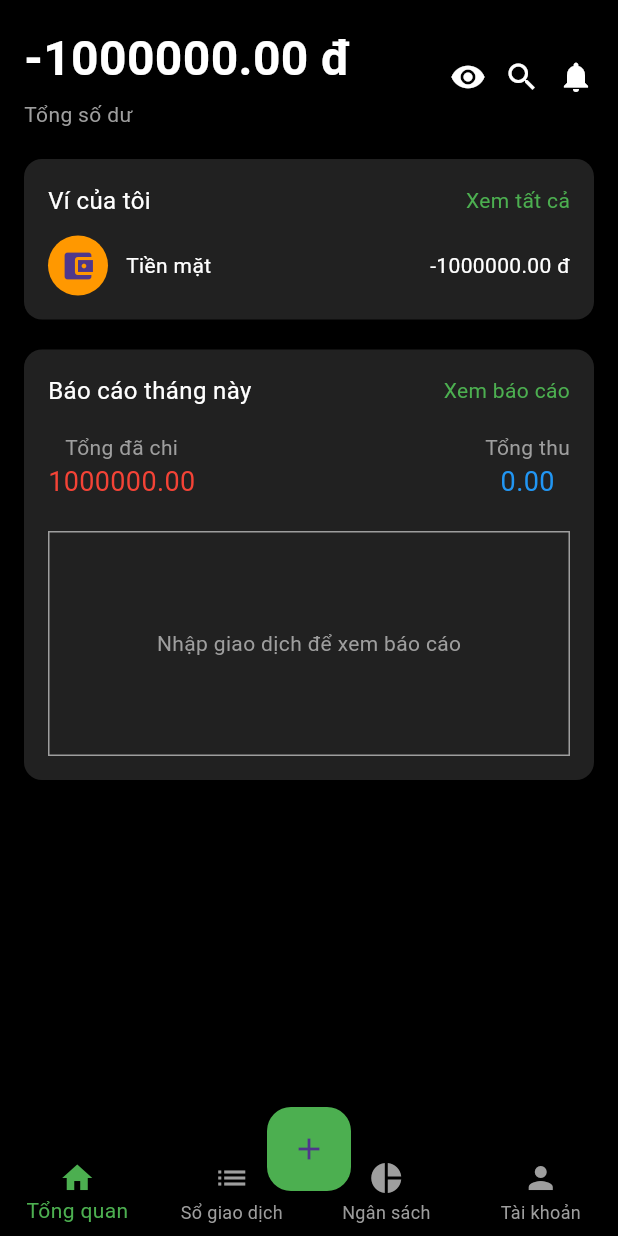
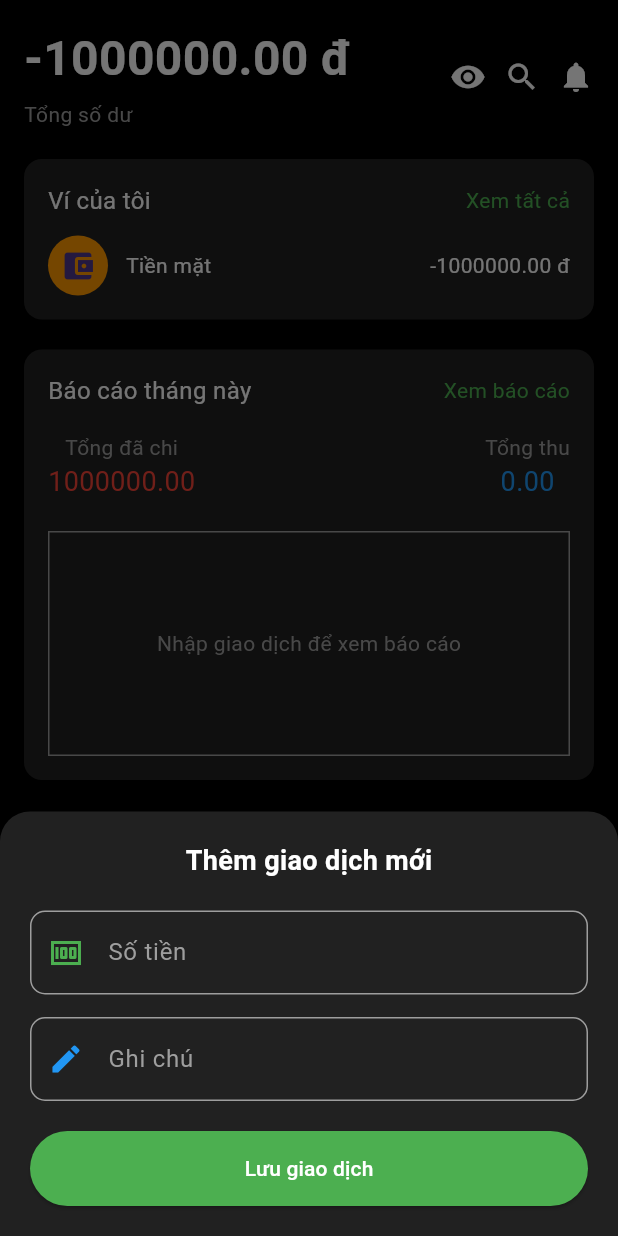
Before and after one commit to iathinh123/DoAnLTDD, a Flutter app: the HomeScreen screen opened directly, after a tap on the "add" icon, on a phone screen of 412 x 824 dp. Run offline on Flutter 3.47's test engine with Material 3 defaults, Android fonts, the phone set to English and light mode, and no system bars; our stand-ins replace firebase_auth, firebase_core, google_sign_in, shared_preferences; accounts and stored records are empty.

Commit message:
Hoan thien giao dien trang Tai khoan va Ngan sach

```diff
--- /dev/null
+++ b/lib/Controllers/budget_controller.dart
@@ -0,0 +1,12 @@
+import 'package:flutter/material.dart';
+import '../Models/budget_model.dart';
+
+class BudgetController extends ChangeNotifier {
+  // Danh sách dữ liệu mẫu
+  List<Budget> budgets = [
+    Budget(title: "Ăn uống", limit: 5000000, spent: 1200000, icon: Icons.fastfood, color: Colors.orange),
+    Budget(title: "Di chuyển", limit: 1000000, spent: 800000, icon: Icons.directions_car, color: Colors.blue),
+  ];
+
+// Sau này bạn sẽ thêm các hàm addBudget, deleteBudget ở đây
+}
--- /dev/null
+++ b/lib/Views/account_screen.dart
@@ -0,0 +1,189 @@
+import 'package:flutter/material.dart';
+import 'package:firebase_auth/firebase_auth.dart';
+import 'currency_screen.dart';
+
+class AccountScreen extends StatelessWidget {
+  const AccountScreen({super.key});
+
+  @override
+  Widget build(BuildContext context) {
+    final user = FirebaseAuth.instance.currentUser;
+
+    return Scaffold(
+      backgroundColor: Colors.black,
+      body: CustomScrollView(
+        slivers: [
+          // AppBar dạng hiệu ứng kéo giãn
+          SliverAppBar(
+            expandedHeight: 120,
+            backgroundColor: Colors.black,
+            flexibleSpace: FlexibleSpaceBar(
+              title: const Text("Tài khoản",
+                  style: TextStyle(color: Colors.white, fontWeight: FontWeight.bold, fontSize: 20)),
+              centerTitle: true,
+            ),
+          ),
+
+          SliverToBoxAdapter(
+            child: Column(
+              children: [
+                // --- CARD THÔNG TIN CÁ NHÂN ---
+                _buildProfileCard(user),
+
+                const SizedBox(height: 25),
+
+                // --- NHÓM CÀI ĐẶT 1: HỆ THỐNG ---
+                _buildSectionHeader("Cài đặt ứng dụng"),
+                _buildSettingsGroup([
+                  _buildSettingTile(
+                      icon: Icons.language,
+                      title: "Ngôn ngữ",
+                      trailing: "Tiếng Việt",
+                      color: Colors.blueAccent,
+                      onTap: () {}
+                  ),
+                  _buildSettingTile(
+                      icon: Icons.currency_exchange,
+                      title: "Tiền tệ",
+                      trailing: "VND",
+                      color: Colors.orangeAccent,
+                      onTap: () {
+                        Navigator.push(context, MaterialPageRoute(builder: (context) => CurrencyScreen()));
+                      }
+                  ),
+                ]),
+
+                const SizedBox(height: 20),
+
+                // --- NHÓM CÀI ĐẶT 2: BẢO MẬT & HỖ TRỢ ---
+                _buildSectionHeader("Hỗ trợ & Bảo mật"),
+                _buildSettingsGroup([
+                  _buildSettingTile(
+                      icon: Icons.lock_person_outlined,
+                      title: "Bảo mật tài khoản",
+                      color: Colors.greenAccent,
+                      onTap: () {}
+                  ),
+                  _buildSettingTile(
+                      icon: Icons.help_outline_rounded,
+                      title: "Trung tâm trợ giúp",
+                      color: Colors.purpleAccent,
+                      onTap: () {}
+                  ),
+                  _buildSettingTile(
+                      icon: Icons.info_outline,
+                      title: "Phiên bản",
+                      trailing: "2.4.1",
+                      color: Colors.grey,
+                      onTap: () {}
+                  ),
+                ]),
+
+                const SizedBox(height: 35),
+
+                // --- NÚT ĐĂNG XUẤT ---
+                _buildLogoutButton(context),
+
+                const SizedBox(height: 50),
+              ],
+            ),
+          )
+        ],
+      ),
+    );
+  }
+
+  // Widget hiển thị thông tin User theo dạng Card
+  Widget _buildProfileCard(User? user) {
+    return Container(
+      margin: const EdgeInsets.symmetric(horizontal: 20),
+      padding: const EdgeInsets.all(20),
+      decoration: BoxDecoration(
+        gradient: LinearGradient(
+          colors: [Colors.grey[900]!, Colors.black],
+          begin: Alignment.topLeft,
+          end: Alignment.bottomRight,
+        ),
+        borderRadius: BorderRadius.circular(20),
+        border: Border.all(color: Colors.white10),
+        boxShadow: [BoxShadow(color: Colors.green.withOpacity(0.05), blurRadius: 10, spreadRadius: 5)],
+      ),
+      child: Row(
+        children: [
+          CircleAvatar(
+            radius: 35,
+            backgroundColor: Colors.green.withOpacity(0.2),
+            child: const Icon(Icons.person, size: 40, color: Colors.green),
+          ),
+          const SizedBox(width: 20),
+          Expanded(
+            child: Column(
+              crossAxisAlignment: CrossAxisAlignment.start,
+              children: [
+                Text(user?.displayName ?? "Chưa đặt tên",
+                    style: const TextStyle(color: Colors.white, fontSize: 18, fontWeight: FontWeight.bold)),
+                const SizedBox(height: 5),
+                Text(user?.email ?? "No Email",
+                    style: TextStyle(color: Colors.grey[400], fontSize: 13)),
+              ],
+            ),
+          ),
+          const Icon(Icons.verified_user, color: Colors.blue, size: 20),
+        ],
+      ),
+    );
+  }
+
+  // Widget tiêu đề nhóm
+  Widget _buildSectionHeader(String title) {
+    return Container(
+      width: double.infinity,
+      padding: const EdgeInsets.only(left: 25, bottom: 10),
+      child: Text(title, style: const TextStyle(color: Colors.green, fontSize: 14, fontWeight: FontWeight.w600)),
+    );
+  }
+
+  // Widget gom nhóm các nút cài đặt
+  Widget _buildSettingsGroup(List<Widget> tiles) {
+    return Container(
+      margin: const EdgeInsets.symmetric(horizontal: 20),
+      decoration: BoxDecoration(
+        color: const Color(0xFF1A1A1A),
+        borderRadius: BorderRadius.circular(15),
+      ),
+      child: Column(children: tiles),
+    );
+  }
+
+  // Widget từng dòng cài đặt
+  Widget _buildSettingTile({required IconData icon, required String title, String? trailing, required Color color, required VoidCallback onTap}) {
+    return ListTile(
+      onTap: onTap,
+      leading: Container(
+        padding: const EdgeInsets.all(8),
+        decoration: BoxDecoration(color: color.withOpacity(0.1), borderRadius: BorderRadius.circular(10)),
+        child: Icon(icon, color: color, size: 22),
+      ),
+      title: Text(title, style: const TextStyle(color: Colors.white, fontSize: 15)),
+      trailing: Row(
+        mainAxisSize: MainAxisSize.min,
+        children: [
+          if (trailing != null) Text(trailing, style: const TextStyle(color: Colors.grey, fontSize: 14)),
+          const SizedBox(width: 8),
+          const Icon(Icons.arrow_forward_ios, color: Colors.white24, size: 14),
+        ],
+      ),
+    );
+  }
+
+  // Widget nút Đăng xuất hiện đại
+  Widget _buildLogoutButton(BuildContext context) {
+    return TextButton(
+      onPressed: () async {
+        await FirebaseAuth.instance.signOut();
+      },
+      child: const Text("Đăng xuất tài khoản",
+          style: TextStyle(color: Colors.redAccent, fontSize: 16, fontWeight: FontWeight.w500)),
+    );
+  }
+}
--- /dev/null
+++ b/lib/Views/budget_screen.dart
@@ -0,0 +1,68 @@
+import 'package:flutter/material.dart';
+import '../Models/budget_model.dart';
+import '../Controllers/budget_controller.dart';
+
+class BudgetScreen extends StatelessWidget {
+  @override
+  Widget build(BuildContext context) {
+    // Tạm thời khởi tạo controller ngay tại đây để hiện dữ liệu
+    final controller = BudgetController();
+
+    return Scaffold(
+      backgroundColor: Colors.black,
+      appBar: AppBar(
+        title: Text("Ngân sách"),
+        backgroundColor: Colors.black,
+      ),
+      body: ListView.builder(
+        padding: EdgeInsets.all(16),
+        itemCount: controller.budgets.length,
+        itemBuilder: (context, index) {
+          final item = controller.budgets[index];
+          return _buildBudgetCard(item);
+        },
+      ),
+    );
+  }
+
+  Widget _buildBudgetCard(Budget budget) {
+    double percent = budget.percent;
+    return Container(
+      margin: EdgeInsets.only(bottom: 16),
+      padding: EdgeInsets.all(16),
+      decoration: BoxDecoration(
+        color: Color(0xFF1E1E1E), // Màu xám tối nhẹ
+        borderRadius: BorderRadius.circular(12),
+      ),
+      child: Column(
+        children: [
+          Row(
+            mainAxisAlignment: MainAxisAlignment.spaceBetween,
+            children: [
+              Row(children: [
+                Icon(budget.icon, color: budget.color),
+                SizedBox(width: 10),
+                Text(budget.title, style: TextStyle(color: Colors.white, fontSize: 16)),
+              ]),
+              Text("${(percent * 100).toInt()}%", style: TextStyle(color: Colors.white)),
+            ],
+          ),
+          SizedBox(height: 10),
+          LinearProgressIndicator(
+            value: percent > 1 ? 1 : percent,
+            backgroundColor: Colors.grey[800],
+            valueColor: AlwaysStoppedAnimation<Color>(percent > 1 ? Colors.red : budget.color),
+          ),
+          SizedBox(height: 10),
+          Row(
+            mainAxisAlignment: MainAxisAlignment.spaceBetween,
+            children: [
+              Text("Đã tiêu: ${budget.spent.toInt()}đ", style: TextStyle(color: Colors.grey)),
+              Text("Hạn mức: ${budget.limit.toInt()}đ", style: TextStyle(color: Colors.grey)),
+            ],
+          )
+        ],
+      ),
+    );
+  }
+}
--- a/lib/Views/home_screen.dart
+++ b/lib/Views/home_screen.dart
@@ -1,5 +1,7 @@
 import 'package:flutter/material.dart';
 import 'transaction_screen.dart';
+import 'budget_screen.dart';
+import 'account_screen.dart';
 
 class HomeScreen extends StatefulWidget {
   const HomeScreen({super.key});
@@ -9,22 +11,81 @@ class HomeScreen extends StatefulWidget {
 }
 
 class _HomeScreenState extends State<HomeScreen> {
-  int currentIndex = 0; // 1. Biến điều khiển trang hiện tại
+  int currentIndex = 0;
 
   double balance = -1000000;
   double totalExpense = 1000000;
   double totalIncome = 0;
+
+  // Hàm hiển thị bảng nhập liệu khi bấm nút +
+  void _showAddTaskSheet(BuildContext context) {
+    showModalBottomSheet(
+      context: context,
+      isScrollControlled: true,
+      backgroundColor: Colors.grey[900],
+      shape: const RoundedRectangleBorder(
+        borderRadius: BorderRadius.vertical(top: Radius.circular(20)),
+      ),
+      builder: (context) {
+        return Padding(
+          padding: EdgeInsets.only(
+            bottom: MediaQuery.of(context).viewInsets.bottom,
+            left: 20, right: 20, top: 20,
+          ),
+          child: Column(
+            mainAxisSize: MainAxisSize.min,
+            children: [
+              const Text("Thêm giao dịch mới",
+                  style: TextStyle(color: Colors.white, fontSize: 18, fontWeight: FontWeight.bold)),
+              const SizedBox(height: 20),
+              TextField(
+                keyboardType: TextInputType.number,
+                style: const TextStyle(color: Colors.white),
+                decoration: InputDecoration(
+                  labelText: "Số tiền",
+                  labelStyle: const TextStyle(color: Colors.grey),
+                  prefixIcon: const Icon(Icons.money, color: Colors.green),
+                  enabledBorder: OutlineInputBorder(borderRadius: BorderRadius.circular(10), borderSide: const BorderSide(color: Colors.grey)),
+                ),
+              ),
+              const SizedBox(height: 15),
+              TextField(
+                style: const TextStyle(color: Colors.white),
+                decoration: InputDecoration(
+                  labelText: "Ghi chú",
+                  labelStyle: const TextStyle(color: Colors.grey),
+                  prefixIcon: const Icon(Icons.edit, color: Colors.blue),
+                  enabledBorder: OutlineInputBorder(borderRadius: BorderRadius.circular(10), borderSide: const BorderSide(color: Colors.grey)),
+                ),
+              ),
+              const SizedBox(height: 20),
+              SizedBox(
+                width: double.infinity,
+                height: 50,
+                child: ElevatedButton(
+                  style: ElevatedButton.styleFrom(backgroundColor: Colors.green),
+                  onPressed: () => Navigator.pop(context),
+                  child: const Text("Lưu giao dịch", style: TextStyle(color: Colors.white)),
+                ),
+              ),
+              const SizedBox(height: 20),
+            ],
+          ),
+        );
+      },
+    );
+  }
 
   @override
   Widget build(BuildContext context) {
     return Scaffold(
       backgroundColor: Colors.black,
 
-      // 2. IndexedStack giữ nguyên giao diện cũ ở vị trí 0
+      // IndexedStack quản lý 4 trang tương ứng với 4 Tab
       body: IndexedStack(
         index: currentIndex,
         children: [
-          // TRANG TỔNG QUAN
+          // INDEX 0: TRANG TỔNG QUAN
           SafeArea(
             child: SingleChildScrollView(
               padding: const EdgeInsets.all(16),
@@ -127,24 +188,31 @@ class _HomeScreenState extends State<HomeScreen> {
             ),
           ),
 
-          const TransactionScreen(), // Trang Sổ giao dịch
-          const Center(child: Text("Ngân sách", style: TextStyle(color: Colors.white))),
-          const Center(child: Text("Tài khoản", style: TextStyle(color: Colors.white))),
+          // INDEX 1: TRANG SỔ GIAO DỊCH
+          const TransactionScreen(),
+
+          // INDEX 2: TRANG NGÂN SÁCH
+          BudgetScreen(),
+
+          // INDEX 3: TRANG TÀI KHOẢN
+          const AccountScreen(),
         ],
       ),
 
+      // Nút thêm giao dịch ở giữa
       floatingActionButton: FloatingActionButton(
         backgroundColor: Colors.green,
-        onPressed: () {},
-        child: const Icon(Icons.add),
+        onPressed: () => _showAddTaskSheet(context),
+        child: const Icon(Icons.add, color: Colors.white),
       ),
       floatingActionButtonLocation: FloatingActionButtonLocation.centerDocked,
 
+      // Thanh điều hướng dưới cùng
       bottomNavigationBar: BottomNavigationBar(
         currentIndex: currentIndex,
         onTap: (index) {
           setState(() {
-            currentIndex = index; // 3. Cập nhật index để chuyển đổi qua lại
+            currentIndex = index;
           });
         },
         backgroundColor: Colors.black,
--- /dev/null
+++ b/lib/models/budget_model.dart
@@ -0,0 +1,19 @@
+import 'package:flutter/material.dart';
+
+class Budget {
+  final String title;
+  final double limit;
+  final double spent;
+  final IconData icon;
+  final Color color;
+
+  Budget({
+    required this.title,
+    required this.limit,
+    required this.spent,
+    required this.icon,
+    required this.color,
+  });
+
+  double get percent => spent / limit;
+}
--- /dev/null
+++ b/lib/models/user_model.dart
@@ -0,0 +1,11 @@
+class UserModel {
+  final String name;
+  final String email;
+  final String avatarUrl;
+
+  UserModel({
+    required this.name,
+    required this.email,
+    this.avatarUrl = "",
+  });
+}
```
